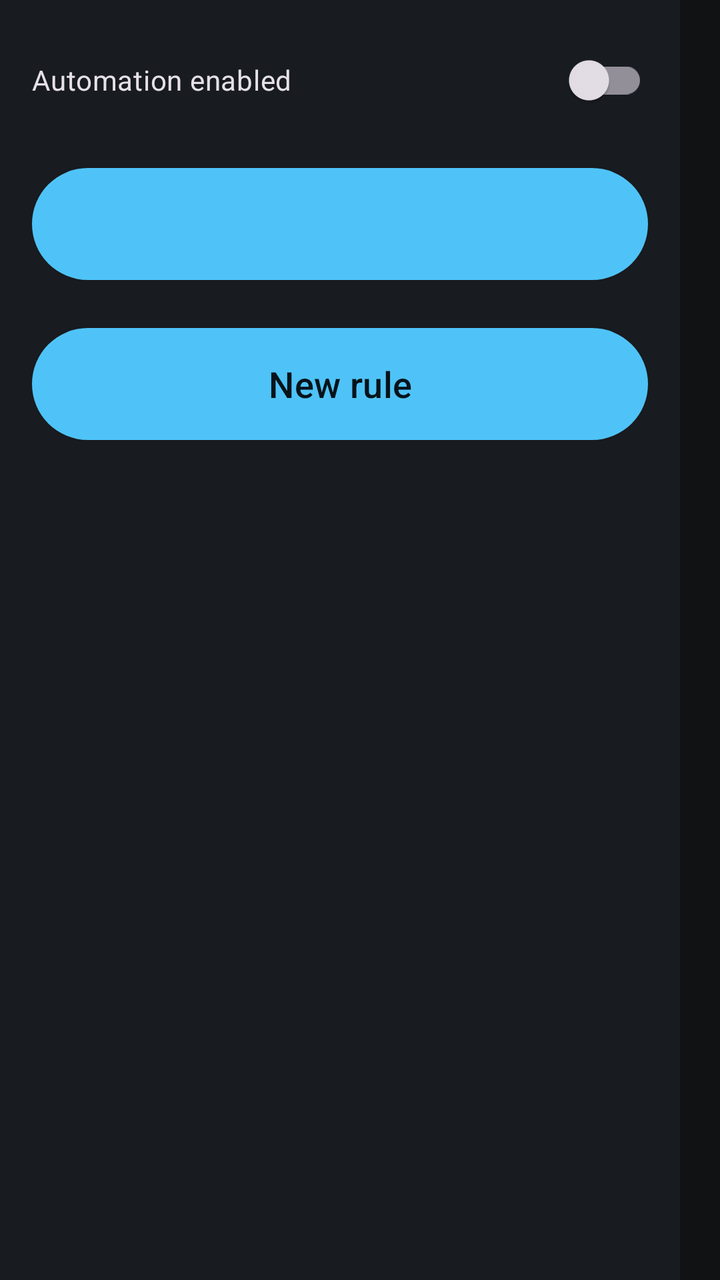
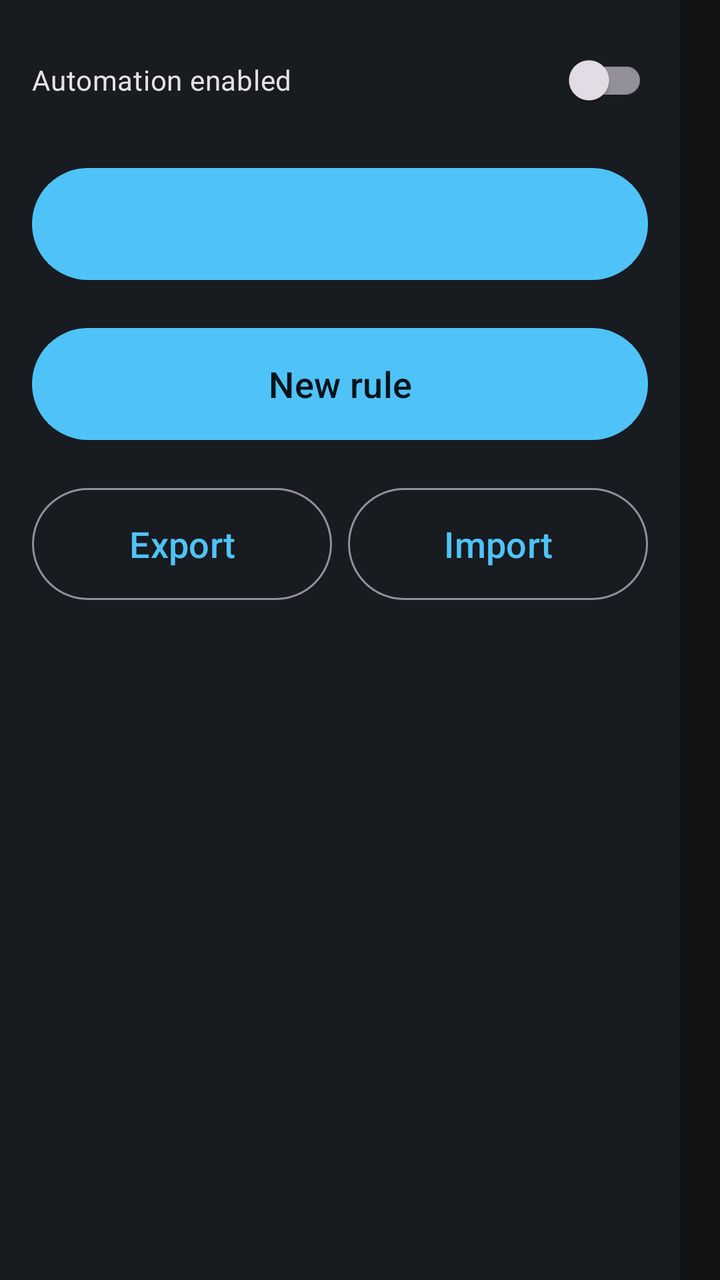

Screens rendered from an Android XML layout before and after an edit, with the pre-edit source and the edit as a unified diff.
<!-- AndroidManifest.xml: application theme Theme.MG4Tasker -->
<!-- res/layout/fragment_rules.xml -->
<?xml version="1.0" encoding="utf-8"?>
<LinearLayout xmlns:android="http://schemas.android.com/apk/res/android"
    android:layout_width="match_parent"
    android:layout_height="match_parent"
    android:orientation="horizontal">

    <LinearLayout
        android:layout_width="@dimen/pane_list_width"
        android:layout_height="match_parent"
        android:orientation="vertical"
        android:background="@color/mg4_surface"
        android:padding="@dimen/spacing_md">

        <com.google.android.material.switchmaterial.SwitchMaterial
            android:id="@+id/automationSwitch"
            android:layout_width="match_parent"
            android:layout_height="wrap_content"
            android:layout_marginBottom="@dimen/spacing_md"
            android:text="@string/rules_automation_switch" />

        <com.google.android.material.button.MaterialButton
            android:id="@+id/languageButton"
            style="@style/Widget.MG4.Button"
            android:layout_width="match_parent"
            android:layout_height="wrap_content"
            android:layout_marginBottom="@dimen/spacing_md" />

        <com.google.android.material.button.MaterialButton
            android:id="@+id/newRuleButton"
            style="@style/Widget.MG4.Button"
            android:layout_width="match_parent"
            android:layout_height="wrap_content"
            android:text="@string/rules_new"
            android:layout_marginBottom="@dimen/spacing_md" />

        <androidx.recyclerview.widget.RecyclerView
            android:id="@+id/rulesList"
            android:layout_width="match_parent"
            android:layout_height="0dp"
            android:layout_weight="1"
            android:clipToPadding="false" />
    </LinearLayout>

    <FrameLayout
        android:layout_width="0dp"
        android:layout_height="match_parent"
        android:layout_weight="1"
        android:padding="@dimen/spacing_lg">

        <LinearLayout
            android:id="@+id/emptyState"
            android:layout_width="match_parent"
            android:layout_height="match_parent"
            android:orientation="vertical"
            android:gravity="center">

            <TextView
                android:id="@+id/emptyTitle"
                android:layout_width="wrap_content"
                android:layout_height="wrap_content"
                android:text="@string/rules_empty_title"
                android:textAppearance="@style/Text.MG4.Title" />

            <TextView
                android:id="@+id/emptyBody"
                android:layout_width="match_parent"
                android:layout_height="wrap_content"
                android:layout_marginTop="@dimen/spacing_sm"
                android:gravity="center"
                android:text="@string/rules_empty_body"
                android:textAppearance="@style/Text.MG4.Secondary" />
        </LinearLayout>

        <ScrollView
            android:id="@+id/detailScroll"
            android:layout_width="match_parent"
            android:layout_height="match_parent"
            android:visibility="gone">

            <LinearLayout
                android:layout_width="match_parent"
                android:layout_height="wrap_content"
                android:orientation="vertical">

                <TextView
                    android:id="@+id/detailName"
                    android:layout_width="match_parent"
                    android:layout_height="wrap_content"
                    android:textAppearance="@style/Text.MG4.Title" />

                <LinearLayout
                    android:layout_width="match_parent"
                    android:layout_height="wrap_content"
                    android:orientation="horizontal"
                    android:layout_marginTop="@dimen/spacing_md">

                    <com.google.android.material.button.MaterialButton
                        android:id="@+id/editButton"
                        style="@style/Widget.MG4.Button"
                        android:layout_width="0dp"
                        android:layout_weight="1"
                        android:layout_height="wrap_content"
                        android:text="@string/rules_edit" />

                    <com.google.android.material.button.MaterialButton
                        android:id="@+id/runNowButton"
                        style="@style/Widget.MG4.Button.Outlined"
                        android:layout_width="0dp"
                        android:layout_weight="1"
                        android:layout_height="wrap_content"
                        android:layout_marginStart="@dimen/spacing_sm"
                        android:text="@string/rules_run_now" />

                    <com.google.android.material.button.MaterialButton
                        android:id="@+id/deleteButton"
                        style="@style/Widget.MG4.Button.Outlined"
                        android:layout_width="0dp"
                        android:layout_weight="1"
                        android:layout_height="wrap_content"
                        android:layout_marginStart="@dimen/spacing_sm"
                        android:text="@string/rules_delete" />
                </LinearLayout>

                <TextView
                    android:layout_width="wrap_content"
                    android:layout_height="wrap_content"
                    android:layout_marginTop="@dimen/spacing_lg"
                    android:text="@string/rules_when"
                    android:textAppearance="@style/Text.MG4.SectionHeader" />

                <TextView
                    android:id="@+id/detailConditions"
                    android:layout_width="match_parent"
                    android:layout_height="wrap_content"
                    android:layout_marginTop="@dimen/spacing_sm"
                    android:textAppearance="@style/Text.MG4.Body"
                    android:lineSpacingMultiplier="1.3" />

                <TextView
                    android:layout_width="wrap_content"
                    android:layout_height="wrap_content"
                    android:layout_marginTop="@dimen/spacing_lg"
                    android:text="@string/rules_then"
                    android:textAppearance="@style/Text.MG4.SectionHeader" />

                <TextView
                    android:id="@+id/detailActions"
                    android:layout_width="match_parent"
                    android:layout_height="wrap_content"
                    android:layout_marginTop="@dimen/spacing_sm"
                    android:textAppearance="@style/Text.MG4.Body"
                    android:lineSpacingMultiplier="1.3" />
            </LinearLayout>
        </ScrollView>
    </FrameLayout>
</LinearLayout>
<!-- resources referenced by this layout -->
<resources>
  <color name="mg4_surface">#FF181B1F</color>
  <dimen name="pane_list_width">340dp</dimen>
  <dimen name="spacing_lg">24dp</dimen>
  <dimen name="spacing_md">16dp</dimen>
  <dimen name="spacing_sm">8dp</dimen>
  <string name="rules_automation_switch">Automation enabled</string>
  <string name="rules_delete">Delete</string>
  <string name="rules_edit">Edit</string>
  <string name="rules_empty_body">A rule applies settings when the vehicle starts, if its conditions are met.</string>
  <string name="rules_empty_title">No rules yet</string>
  <string name="rules_new">New rule</string>
  <string name="rules_run_now">Test now</string>
  <string name="rules_then">THEN</string>
  <string name="rules_when">WHEN</string>
  <style name="Text.MG4.Body" parent="TextAppearance.Material3.BodyLarge">
          <item name="android:textSize">@dimen/text_body</item>
      </style>
  <style name="Text.MG4.Secondary" parent="TextAppearance.Material3.BodyMedium">
          <item name="android:textSize">@dimen/text_secondary</item>
          <item name="android:textColor">@color/mg4_text_secondary</item>
      </style>
  <style name="Text.MG4.SectionHeader" parent="TextAppearance.Material3.LabelLarge">
          <item name="android:textSize">@dimen/text_label</item>
          <item name="android:textColor">@color/mg4_accent</item>
          <item name="android:letterSpacing">0.12</item>
          <item name="android:textStyle">bold</item>
      </style>
  <style name="Text.MG4.Title" parent="TextAppearance.Material3.TitleLarge">
          <item name="android:textSize">@dimen/text_title</item>
      </style>
  <style name="Widget.MG4.Button" parent="Widget.Material3.Button">
          <item name="android:minHeight">@dimen/touch_target</item>
          <item name="android:textSize">@dimen/text_body</item>
          <item name="android:paddingStart">@dimen/spacing_lg</item>
          <item name="android:paddingEnd">@dimen/spacing_lg</item>
      </style>
  <style name="Widget.MG4.Button.Outlined" parent="Widget.Material3.Button.OutlinedButton">
          <item name="android:minHeight">@dimen/touch_target</item>
          <item name="android:textSize">@dimen/text_body</item>
      </style>
  <style name="Theme.MG4Tasker" parent="Theme.Material3.Dark.NoActionBar">
          <item name="colorPrimary">@color/mg4_accent</item>
          <item name="colorOnPrimary">@color/mg4_on_accent</item>
          <item name="colorSurface">@color/mg4_surface</item>
          <item name="colorSurfaceContainer">@color/mg4_surface_raised</item>
          <item name="android:colorBackground">@color/mg4_background</item>
          <item name="colorError">@color/mg4_error</item>
          <item name="android:statusBarColor">@color/mg4_background</item>
      </style>
  <dimen name="text_body">18sp</dimen>
  <dimen name="text_secondary">15sp</dimen>
  <color name="mg4_text_secondary">#FF9EA6AE</color>
  <dimen name="text_label">14sp</dimen>
  <color name="mg4_accent">#FF4FC3F7</color>
  <dimen name="text_title">24sp</dimen>
  <dimen name="touch_target">64dp</dimen>
  <color name="mg4_on_accent">#FF06131A</color>
  <color name="mg4_surface_raised">#FF22262B</color>
  <color name="mg4_background">#FF101214</color>
  <color name="mg4_error">#FFEF6B6B</color>
</resources>

<!-- the commit's change to res/layout/fragment_rules.xml (unified diff, before → after) -->
@@ -32,6 +32,30 @@
             android:layout_height="wrap_content"
             android:text="@string/rules_new"
             android:layout_marginBottom="@dimen/spacing_md" />
+
+        <LinearLayout
+            android:layout_width="match_parent"
+            android:layout_height="wrap_content"
+            android:orientation="horizontal"
+            android:layout_marginBottom="@dimen/spacing_md">
+
+            <com.google.android.material.button.MaterialButton
+                android:id="@+id/exportButton"
+                style="@style/Widget.MG4.Button.Outlined"
+                android:layout_width="0dp"
+                android:layout_weight="1"
+                android:layout_height="wrap_content"
+                android:text="@string/rules_export" />
+
+            <com.google.android.material.button.MaterialButton
+                android:id="@+id/importButton"
+                style="@style/Widget.MG4.Button.Outlined"
+                android:layout_width="0dp"
+                android:layout_weight="1"
+                android:layout_height="wrap_content"
+                android:layout_marginStart="@dimen/spacing_sm"
+                android:text="@string/rules_import" />
+        </LinearLayout>
 
         <androidx.recyclerview.widget.RecyclerView
             android:id="@+id/rulesList"
<!-- resource entries referenced after the edit -->
@@ -10,6 +10,8 @@
   <string name="rules_edit">Edit</string>
   <string name="rules_empty_body">A rule applies settings when the vehicle starts, if its conditions are met.</string>
   <string name="rules_empty_title">No rules yet</string>
+  <string name="rules_export">Export</string>
+  <string name="rules_import">Import</string>
   <string name="rules_new">New rule</string>
   <string name="rules_run_now">Test now</string>
   <string name="rules_then">THEN</string>
